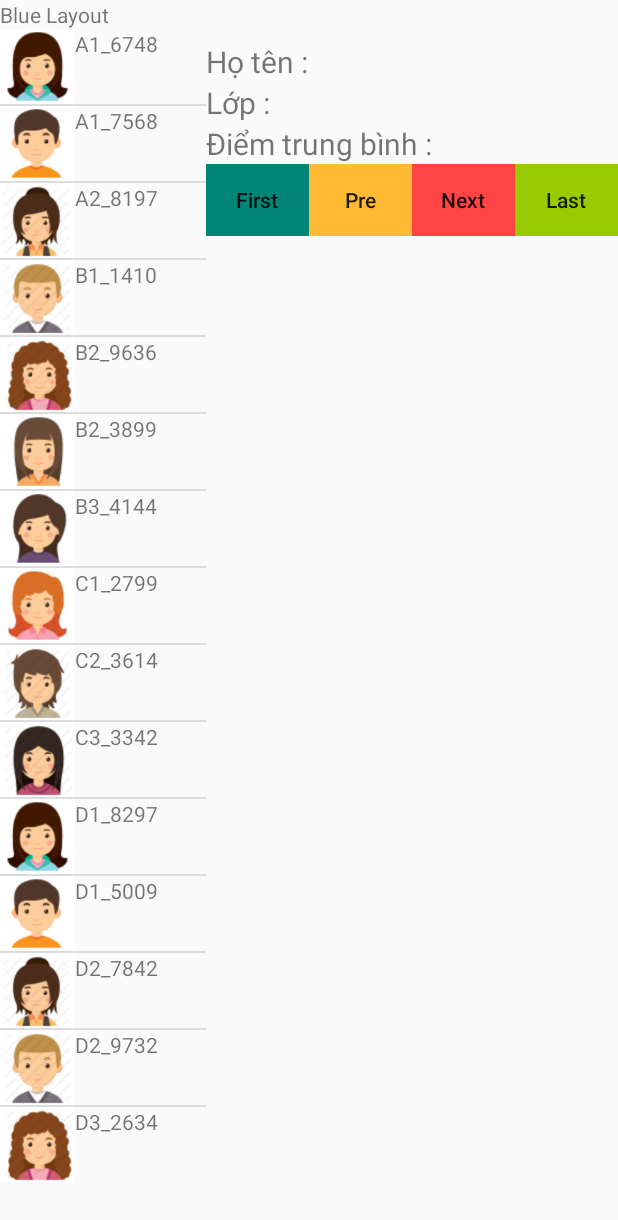
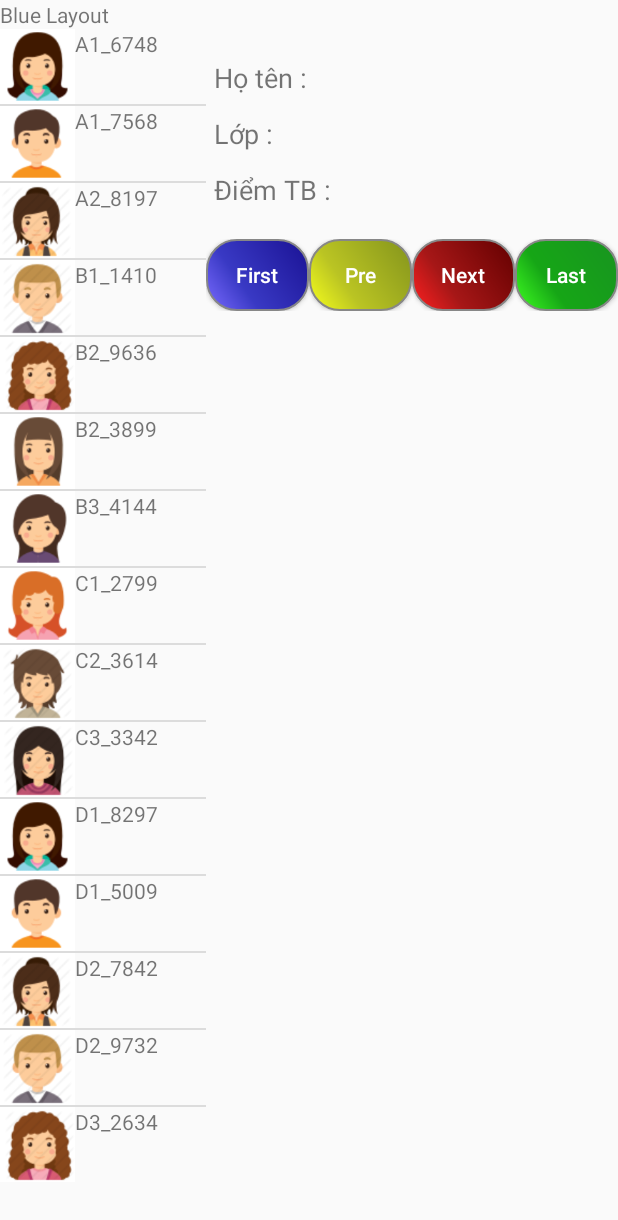
Before and after one commit to nguyenhuynhminhthuan265/BT_Fragment, an Android app: the screen it shows after launch (MainActivity), on a phone screen of 412 x 824 dp. Shown: the top 1220 px of the screen. Run offline under Robolectric (Android 15) with nearby library versions, the phone set to English and light mode, and no system bars.

Commit message:
edit redFragment layout

```diff
--- /dev/null
+++ b/app/src/main/res/drawable/first_button.xml
@@ -0,0 +1,18 @@
+<?xml version="1.0" encoding="utf-8"?>
+<shape xmlns:android="http://schemas.android.com/apk/res/android" android:shape="rectangle" >
+    <corners
+        android:radius="20dp"
+        />
+    <gradient
+        android:angle="45"
+        android:centerX="35%"
+        android:centerColor="#3939C4"
+        android:startColor="#7A6BFF"
+        android:endColor="#1A1294"
+        android:type="linear"
+        />
+    <stroke
+        android:width="1dp"
+        android:color="#878787"
+        />
+</shape>
--- /dev/null
+++ b/app/src/main/res/drawable/last_button.xml
@@ -0,0 +1,18 @@
+<?xml version="1.0" encoding="utf-8"?>
+<shape xmlns:android="http://schemas.android.com/apk/res/android" android:shape="rectangle" >
+    <corners
+        android:radius="20dp"
+        />
+    <gradient
+        android:angle="45"
+        android:centerX="35%"
+        android:centerColor="#16A616"
+        android:startColor="#3FFF21"
+        android:endColor="#189420"
+        android:type="linear"
+        />
+    <stroke
+        android:width="1dp"
+        android:color="#878787"
+        />
+</shape>
--- /dev/null
+++ b/app/src/main/res/drawable/next_button.xml
@@ -0,0 +1,18 @@
+<?xml version="1.0" encoding="utf-8"?>
+<shape xmlns:android="http://schemas.android.com/apk/res/android" android:shape="rectangle" >
+    <corners
+        android:radius="20dp"
+        />
+    <gradient
+        android:angle="45"
+        android:centerX="35%"
+        android:centerColor="#A61717"
+        android:startColor="#FF2121"
+        android:endColor="#630000"
+        android:type="linear"
+        />
+    <stroke
+        android:width="1dp"
+        android:color="#878787"
+        />
+</shape>
--- /dev/null
+++ b/app/src/main/res/drawable/prev_button.xml
@@ -0,0 +1,18 @@
+<?xml version="1.0" encoding="utf-8"?>
+<shape xmlns:android="http://schemas.android.com/apk/res/android" android:shape="rectangle" >
+    <corners
+        android:radius="20dp"
+        />
+    <gradient
+        android:angle="45"
+        android:centerX="35%"
+        android:centerColor="#BAC423"
+        android:startColor="#F7FF1C"
+        android:endColor="#84941C"
+        android:type="linear"
+        />
+    <stroke
+        android:width="1dp"
+        android:color="#878787"
+        />
+</shape>
--- a/app/src/main/res/layout/layout_red.xml
+++ b/app/src/main/res/layout/layout_red.xml
@@ -16,6 +16,8 @@
         />
 
     <TableRow
+        android:layout_marginTop="10dp"
+        android:layout_marginLeft="5dp"
         android:layout_height="wrap_content"
         android:layout_width="match_parent"
 
@@ -25,14 +27,14 @@
             android:layout_width="match_parent"
             android:layout_height="wrap_content"
             android:text="Họ tên :"
-            android:textSize="20dp"
+            android:textSize="18sp"
             />
 
         <TextView
             android:id="@+id/hoten"
             android:layout_width="match_parent"
             android:layout_height="wrap_content"
-
+            android:textSize="20sp"
 
             />
 
@@ -40,6 +42,8 @@
     </TableRow>
 
     <TableRow
+        android:layout_marginTop="10dp"
+        android:layout_marginLeft="5dp"
         android:layout_height="wrap_content"
         android:layout_width="match_parent"
 
@@ -49,19 +53,21 @@
             android:layout_width="match_parent"
             android:layout_height="wrap_content"
             android:text="Lớp :"
-            android:textSize="20dp"
+            android:textSize="18sp"
             />
         <TextView
             android:id="@+id/lop"
             android:layout_width="match_parent"
             android:layout_height="wrap_content"
-
+            android:textSize="20sp"
             />
 
 
 
     </TableRow>
    <TableRow
+       android:layout_marginTop="10dp"
+       android:layout_marginLeft="5dp"
        android:layout_height="wrap_content"
        android:layout_width="match_parent">
 
@@ -69,8 +75,8 @@
            android:id="@+id/txtdiemtb"
            android:layout_width="match_parent"
            android:layout_height="wrap_content"
-           android:text="Điểm trung bình :"
-           android:textSize="20dp"
+           android:text="Điểm TB :"
+           android:textSize="18sp"
            />
 
 
@@ -78,12 +84,13 @@
            android:id="@+id/diemtb"
            android:layout_width="match_parent"
            android:layout_height="wrap_content"
-
+           android:textSize="20sp"
            />
 
    </TableRow>
 
        <TableRow
+           android:layout_marginTop="20dp"
            android:layout_width="wrap_content"
            android:layout_height="wrap_content"
 
@@ -94,9 +101,10 @@
                android:layout_weight="1"
                android:layout_height="wrap_content"
                android:text="First"
+               android:textColor="#ffffff"
                android:textSelectHandleLeft="@android:color/holo_orange_light"
                android:textAllCaps="false"
-               android:background="@color/colorPrimary"
+               android:background="@drawable/first_button"
                />
 
            <Button
@@ -105,9 +113,10 @@
                android:layout_weight="1"
                android:layout_height="wrap_content"
                android:text="Pre"
+               android:textColor="#ffffff"
                android:textSelectHandleLeft="@android:color/holo_orange_light"
                android:textAllCaps="false"
-               android:background="@android:color/holo_orange_light"
+               android:background="@drawable/prev_button"
                />
 
 
@@ -117,9 +126,10 @@
                android:layout_weight="1"
                android:layout_height="wrap_content"
                android:text="Next"
+               android:textColor="#ffffff"
                android:textSelectHandleLeft="@android:color/holo_orange_light"
                android:textAllCaps="false"
-               android:background="@android:color/holo_red_light"
+               android:background="@drawable/next_button"
                />
 
 
@@ -129,9 +139,10 @@
                android:layout_weight="1"
                android:layout_height="wrap_content"
                android:text="Last"
+               android:textColor="#ffffff"
                android:textSelectHandleLeft="@android:color/holo_orange_light"
                android:textAllCaps="false"
-               android:background="@android:color/holo_green_light"
+               android:background="@drawable/last_button"
                />
 
 
```
